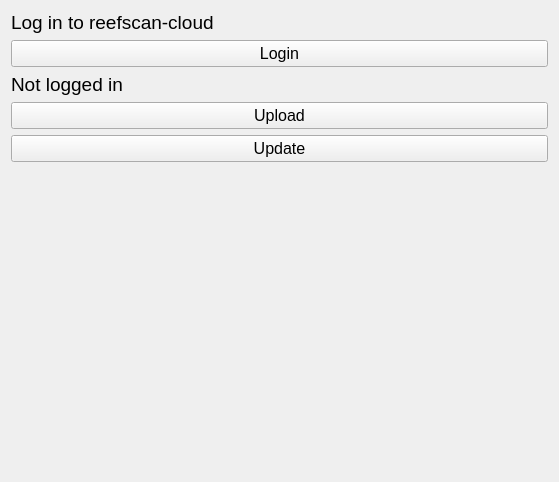
This is src/resources/cloud-log-in.ui in open-AIMS/reefscan_desktop_data_manager as Qt 5 draws it before an edit. The edited form follows.
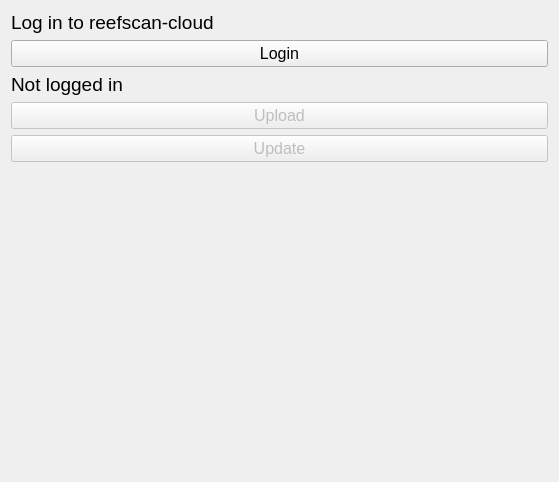
This is the edited form.

```diff
--- a/src/resources/cloud-log-in.ui
+++ b/src/resources/cloud-log-in.ui
@@ -41,6 +41,9 @@
    </item>
    <item row="7" column="0">
     <widget class="QPushButton" name="upload_button">
+     <property name="enabled">
+      <bool>false</bool>
+     </property>
      <property name="font">
       <font>
        <pointsize>12</pointsize>
@@ -86,6 +89,9 @@
    </item>
    <item row="8" column="0">
     <widget class="QPushButton" name="update_button">
+     <property name="enabled">
+      <bool>false</bool>
+     </property>
      <property name="font">
       <font>
        <pointsize>12</pointsize>
```
